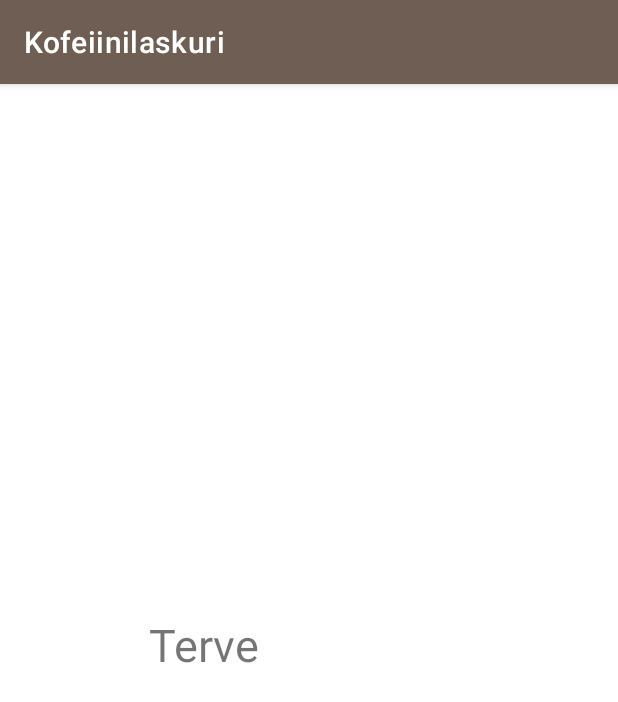
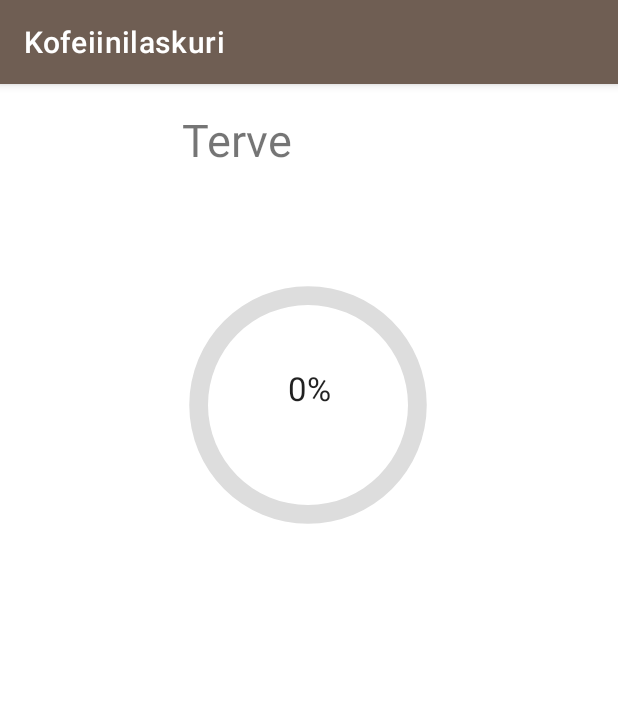
Before and after one commit to IlariHalonen/Kofeiinilaskuri, an Android app: the MainActivity screen opened directly, with no data from a screen before it, after a tap on an icon or button, on a phone screen of 412 x 824 dp. Shown: the top 702 px of the screen. Run offline under Robolectric (Android 15) with nearby library versions, the light colour scheme and no system bars; 3 other taps on this screen came first.

Commit message:
Progbar profiiliin + muisti korjauksia

```diff
--- a/app/src/main/java/com/example/kofeiinilaskuri/MainActivity.java
+++ b/app/src/main/java/com/example/kofeiinilaskuri/MainActivity.java
@@ -154,7 +154,11 @@ public class MainActivity extends AppCompatActivity {
         startActivity(intent);
     }
     private void openProfile(){
+        int prog = progrBar.getProgress();
+        String perc = text.getText().toString();
         Intent intent = new Intent(this, Profiili.class);
+        intent.putExtra("EXTRA_PROG",prog);
+        intent.putExtra("EXTRA_PERC",perc);
         startActivity(intent);
     }
 
@@ -198,14 +202,20 @@ public class MainActivity extends AppCompatActivity {
         sp.edit().remove("allKofeiini");
     }
 
+
     private void checkFirstTime(){
-        SharedPreferences sp = getPreferences(Context.MODE_PRIVATE);
-        boolean first = sp.getBoolean("FIRST_TIME", false);
-        if (!first){
+        SharedPreferences sp = getSharedPreferences(AVAIN,Context.MODE_PRIVATE);
+        boolean first = sp.getBoolean("FIRST_TIME", true);
+        if (first){
             Intent intent = new Intent(this, UserConfig.class);
             startActivity(intent);
         }
 
+
+
+
     }
 
+
+
 }
--- a/app/src/main/java/com/example/kofeiinilaskuri/Profiili.java
+++ b/app/src/main/java/com/example/kofeiinilaskuri/Profiili.java
@@ -5,18 +5,22 @@ import androidx.appcompat.app.AppCompatActivity;
 import android.content.Context;
 import android.content.SharedPreferences;
 import android.os.Bundle;
+import android.widget.ProgressBar;
 import android.widget.TextView;
 
 import com.google.gson.Gson;
 
 public class Profiili extends AppCompatActivity {
     private final String AVAIN = "com.example.kofeiinilaskuri.PROFIILI_KEY";
+    private int prog = 0;
+    private String perc;
 
 
     @Override
     protected void onCreate(Bundle savedInstanceState) {
         super.onCreate(savedInstanceState);
         setContentView(R.layout.activity_profiili);
+        getExtras();
 
         SharedPreferences sp = getSharedPreferences(AVAIN,Context.MODE_PRIVATE);
         String nimi = sp.getString("NIMI", "");
@@ -24,10 +28,25 @@ public class Profiili extends AppCompatActivity {
         TextView naytNimi = (TextView) findViewById(R.id.nameField);
         naytNimi.setText(nimi);
 
+        ProgressBar progBar = (ProgressBar) findViewById(R.id.progress_bar_prof);
+        TextView percent = (TextView) findViewById(R.id.percent);
+
         Kayttaja kayttaja = new Kayttaja(ika, nimi);
+        progBar.setProgress(prog);
+        percent.setText(perc);
+
 
 
 
     }
+    public void getExtras(){
+        Bundle extras = getIntent().getExtras();
+        if (extras != null){
+            prog = extras.getInt("EXTRA_PROG");
+            perc = extras.getString("EXTRA_PERC");
+        }
+    }
+
+
 
 }
--- a/app/src/main/java/com/example/kofeiinilaskuri/UserConfig.java
+++ b/app/src/main/java/com/example/kofeiinilaskuri/UserConfig.java
@@ -22,11 +22,9 @@ public class UserConfig extends AppCompatActivity {
     protected void onCreate(Bundle savedInstanceState) {
         super.onCreate(savedInstanceState);
         setContentView(R.layout.activity_user_config);
-        SharedPreferences sp = getPreferences(Context.MODE_PRIVATE);
-        boolean first = sp.getBoolean("FIRST_TIME", true);
-        if (!first){
-            finish();
-        }
+        SharedPreferences sp = getSharedPreferences(AVAIN,Context.MODE_PRIVATE);
+        SharedPreferences.Editor editor = sp.edit();
+        editor.putBoolean("FIRST_TIME", false).commit();
 
         Button namiska = (Button) findViewById(R.id.button_valmis);
         namiska.setOnClickListener(new View.OnClickListener() {
--- a/app/src/main/res/layout/activity_profiili.xml
+++ b/app/src/main/res/layout/activity_profiili.xml
@@ -8,8 +8,8 @@
 
     <TextView
         android:id="@+id/terve"
-        android:layout_width="146dp"
-        android:layout_height="62dp"
+        android:layout_width="173dp"
+        android:layout_height="55dp"
         android:text="Terve"
         android:textAlignment="textEnd"
         android:textSize="30sp"
@@ -17,17 +17,44 @@
         app:layout_constraintEnd_toStartOf="@+id/nameField"
         app:layout_constraintHorizontal_bias="0.5"
         app:layout_constraintStart_toStartOf="parent"
-        app:layout_constraintTop_toTopOf="parent" />
+        app:layout_constraintTop_toTopOf="parent"
+        app:layout_constraintVertical_bias="0.023" />
 
     <TextView
         android:id="@+id/nameField"
-        android:layout_width="187dp"
-        android:layout_height="62dp"
+        android:layout_width="177dp"
+        android:layout_height="61dp"
         android:text="TextView"
         android:textSize="30sp"
         app:layout_constraintBottom_toBottomOf="parent"
         app:layout_constraintEnd_toEndOf="parent"
         app:layout_constraintHorizontal_bias="0.5"
         app:layout_constraintStart_toEndOf="@+id/terve"
+        app:layout_constraintTop_toTopOf="parent"
+        app:layout_constraintVertical_bias="0.02" />
+
+    <ProgressBar
+        android:id="@+id/progress_bar_prof"
+        android:layout_width="200dp"
+        android:layout_height="200dp"
+        android:layout_marginTop="104dp"
+        android:indeterminateOnly="false"
+        android:paddingTop="20dp"
+        android:progressDrawable="@drawable/circle"
+        app:layout_constraintEnd_toEndOf="parent"
+        app:layout_constraintHorizontal_bias="0.497"
+        app:layout_constraintStart_toStartOf="parent"
+        app:layout_constraintTop_toTopOf="parent" />
+
+    <TextView
+        android:id="@+id/percent"
+        android:layout_width="wrap_content"
+        android:layout_height="wrap_content"
+        android:layout_marginTop="188dp"
+        android:text="0%"
+        android:textAppearance="@style/TextAppearance.AppCompat.Large"
+        app:layout_constraintBottom_toBottomOf="@+id/progress_bar"
+        app:layout_constraintEnd_toEndOf="parent"
+        app:layout_constraintStart_toStartOf="parent"
         app:layout_constraintTop_toTopOf="parent" />
 </androidx.constraintlayout.widget.ConstraintLayout>
--- a/app/src/main/res/layout/activity_user_config.xml
+++ b/app/src/main/res/layout/activity_user_config.xml
@@ -38,7 +38,6 @@
         android:layout_marginTop="60dp"
         android:ems="10"
         android:inputType="textPersonName"
-        android:text="Name"
         app:layout_constraintEnd_toEndOf="parent"
         app:layout_constraintHorizontal_bias="0.68"
         app:layout_constraintStart_toEndOf="@+id/textView"
```
